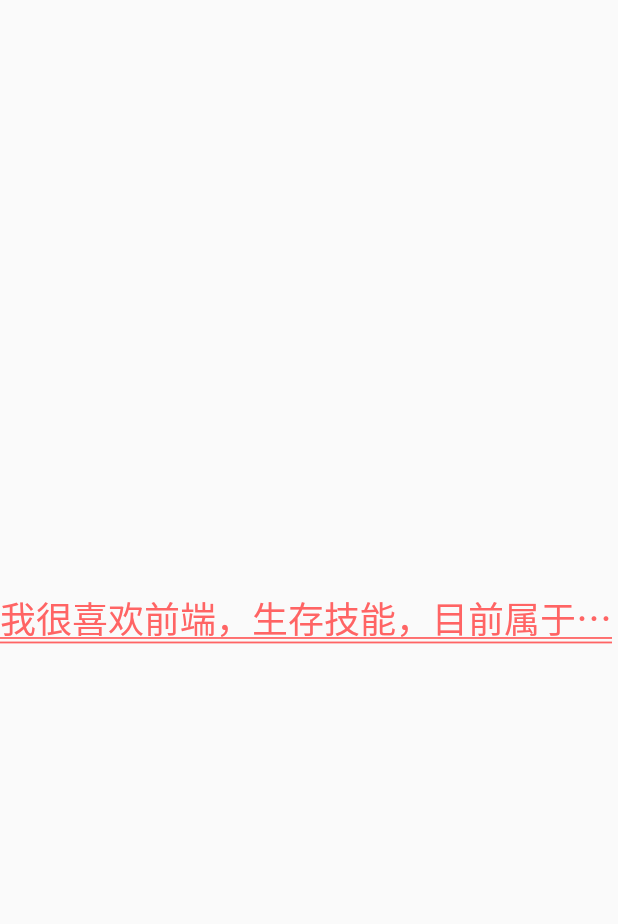
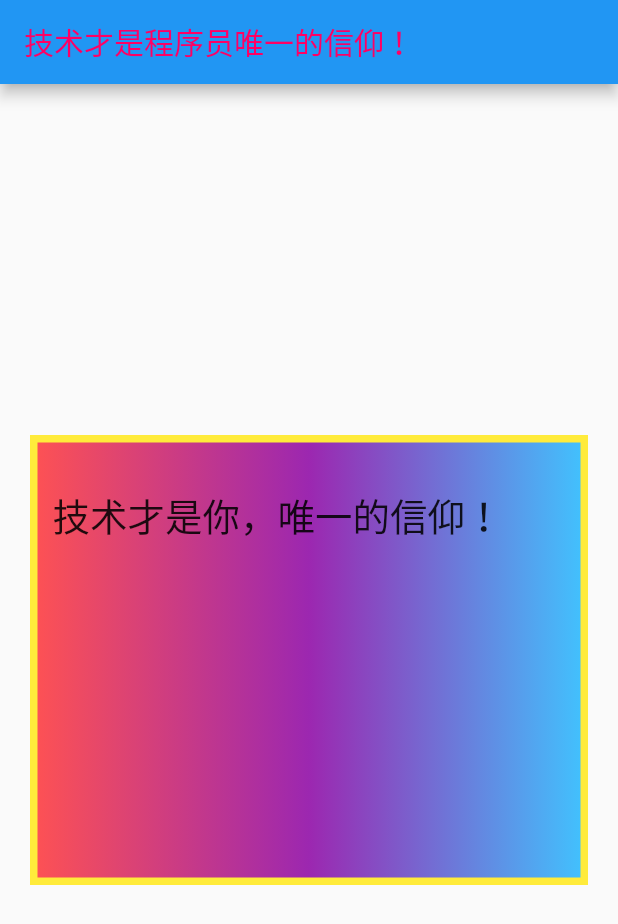
Before and after one commit to haidaohaha/demo-flutter, a Flutter app: the screen it shows after launch, on a phone screen of 412 x 824 dp. Shown: the top 924 px of the screen. Run offline on Flutter 3.47's test engine with Material 2 defaults, Android fonts, the phone set to English and light mode, and no system bars; Roboto replaces fonts that are missing (Oswald).

Commit message:
feat(container)09

```diff
--- a/lib/main.dart
+++ b/lib/main.dart
@@ -8,23 +8,32 @@ class MyApp extends StatelessWidget {
     return MaterialApp(
       title: 'Flutter',
       home: Scaffold(
-        // appBar: AppBar(
-        //   title:Text('好冷我是哈哈')
-        // ),
+        appBar: AppBar(
+            title: Text(
+          '技术才是程序员唯一的信仰！',
+          style:new TextStyle(
+              color: Color.fromARGB(255, 255, 0, 100), fontFamily: "Oswald"),
+        )),
         body: Center(
-          child: Text(
-            '我很喜欢前端，生存技能，目前属于技能强化阶段，很是开心，因为预计工资会再次的增加哈哈哈',
-            textAlign: TextAlign.start,
-            maxLines: 1,
-            overflow: TextOverflow.ellipsis,
-            style: TextStyle(
-              fontSize: 24.0,
-              color: Color.fromARGB(255, 255, 100, 100),
-              decoration: TextDecoration.underline,
-              decorationStyle: TextDecorationStyle.double
-            ),
-          ),
-        ),
+            child: Container(
+                child: new Text('技术才是你，唯一的信仰！',
+                    style: TextStyle(
+                      fontSize: 25,
+                    )),
+                alignment: Alignment.topLeft,
+                width: 400.0,
+                height: 300.0,
+                // color: Colors.lightBlueAccent,
+                // padding: const EdgeInsets.all(10.0),
+                padding: const EdgeInsets.fromLTRB(10.0,30.0,40.0,50),
+                margin: const EdgeInsets.all(20),
+                decoration: new BoxDecoration(
+                  gradient: const LinearGradient(
+                    colors: [Colors.redAccent,Colors.purple,Colors.lightBlueAccent]
+                  ),
+                  border: Border.all(width: 5.0,color:Colors.yellow),
+                ),
+            )),
       ),
     );
   }
```
